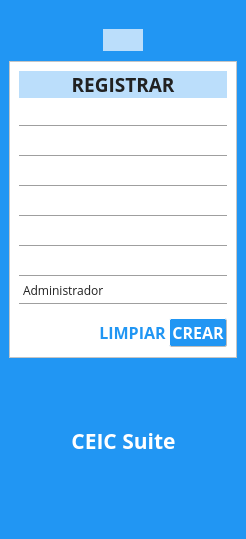
Qt form interface/qt/ui/login.ui (usbceic/ceic-sv) before a commit.
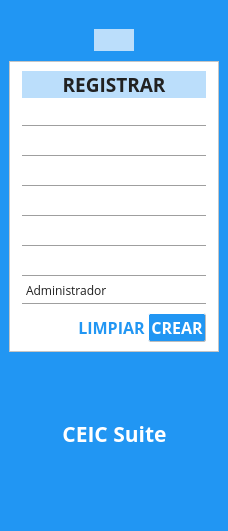
The same form after that commit. The open tabs and pages were chosen to show the change. Icons and pictures are not drawn.

The edit to the form file:
```diff
--- a/interface/qt/ui/login.ui
+++ b/interface/qt/ui/login.ui
@@ -6,8 +6,8 @@
    <rect>
     <x>0</x>
     <y>0</y>
-    <width>246</width>
-    <height>539</height>
+    <width>228</width>
+    <height>531</height>
    </rect>
   </property>
   <property name="focusPolicy">
@@ -1064,16 +1064,16 @@
                   <number>0</number>
                  </property>
                  <property name="leftMargin">
-                  <number>9</number>
+                  <number>12</number>
                  </property>
                  <property name="topMargin">
                   <number>9</number>
                  </property>
                  <property name="rightMargin">
-                  <number>9</number>
+                  <number>12</number>
                  </property>
                  <property name="bottomMargin">
-                  <number>0</number>
+                  <number>9</number>
                  </property>
                  <item>
                   <layout class="QVBoxLayout" name="verticalLayout_11">
@@ -1323,7 +1323,7 @@
                      <property name="sizeHint" stdset="0">
                       <size>
                        <width>40</width>
-                       <height>10</height>
+                       <height>5</height>
                       </size>
                      </property>
                     </spacer>
@@ -1385,19 +1385,6 @@
                      </item>
                     </layout>
                    </item>
-                   <item>
-                    <spacer name="horizontalSpacer_20">
-                     <property name="orientation">
-                      <enum>Qt::Horizontal</enum>
-                     </property>
-                     <property name="sizeHint" stdset="0">
-                      <size>
-                       <width>40</width>
-                       <height>10</height>
-                      </size>
-                     </property>
-                    </spacer>
-                   </item>
                   </layout>
                  </item>
                 </layout>
```
Left out of the diff: 2 changed lines with no effect on the pictures.
